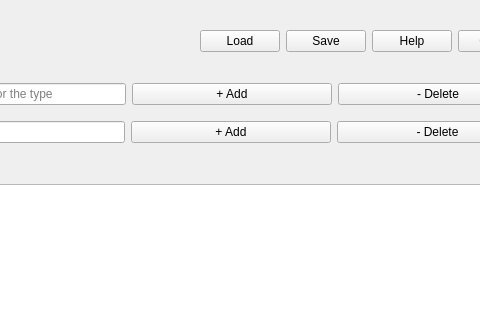
PASTA-ELN/pasta-eln, file pasta_eln/GUI/ontology_configuration/ontology_configuration.ui: the form before one commit; both pictures show x 663 to 1143 and y 0 to 320 of the 1243 by 874 pixel window.
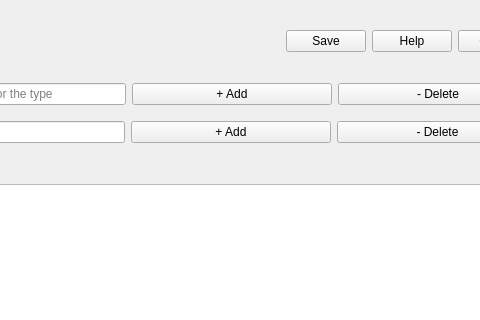
The form after the commit.

Commit message: - Removed load button and load the data in the __init__ method itself - Adjusted the tests to reflect the changes

What changed in the file:
```diff
--- a/pasta_eln/GUI/ontology_configuration/ontology_configuration.ui
+++ b/pasta_eln/GUI/ontology_configuration/ontology_configuration.ui
@@ -484,16 +484,6 @@
            </property>
           </spacer>
          </item>
-         <item>
-          <widget class="QPushButton" name="loadOntologyPushButton">
-           <property name="toolTip">
-            <string>Load ontology from local database</string>
-           </property>
-           <property name="text">
-            <string>Load</string>
-           </property>
-          </widget>
-         </item>
          <item>
           <widget class="QPushButton" name="saveOntologyPushButton">
            <property name="toolTip">
```
The commit also changes 5 other files.
